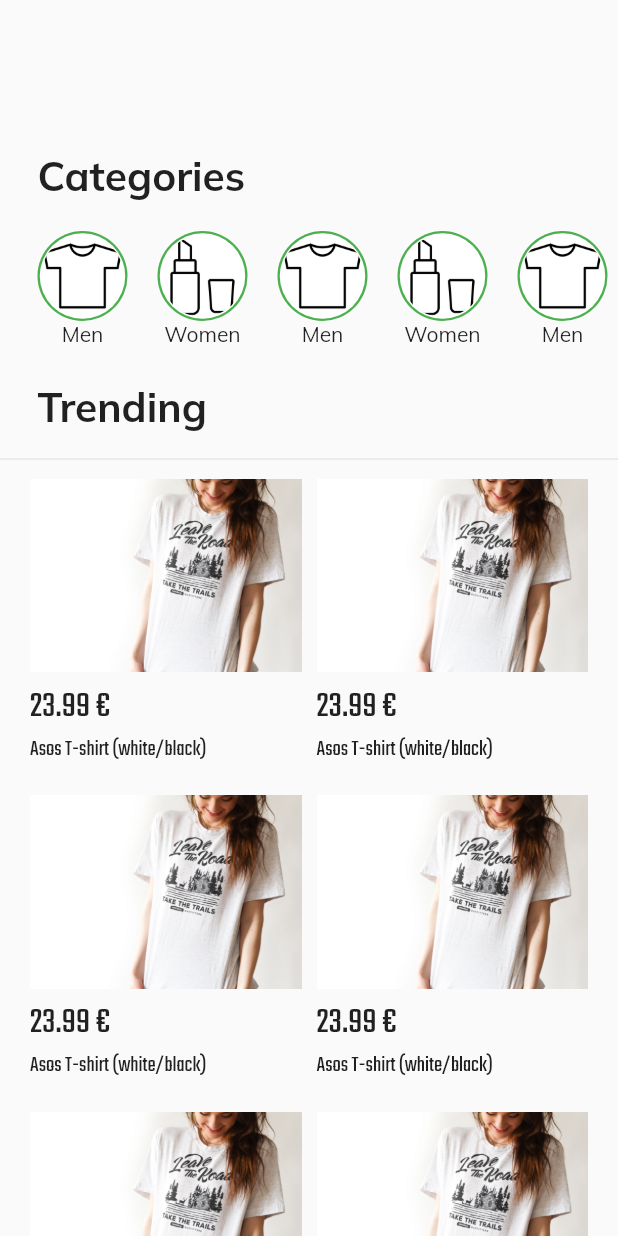
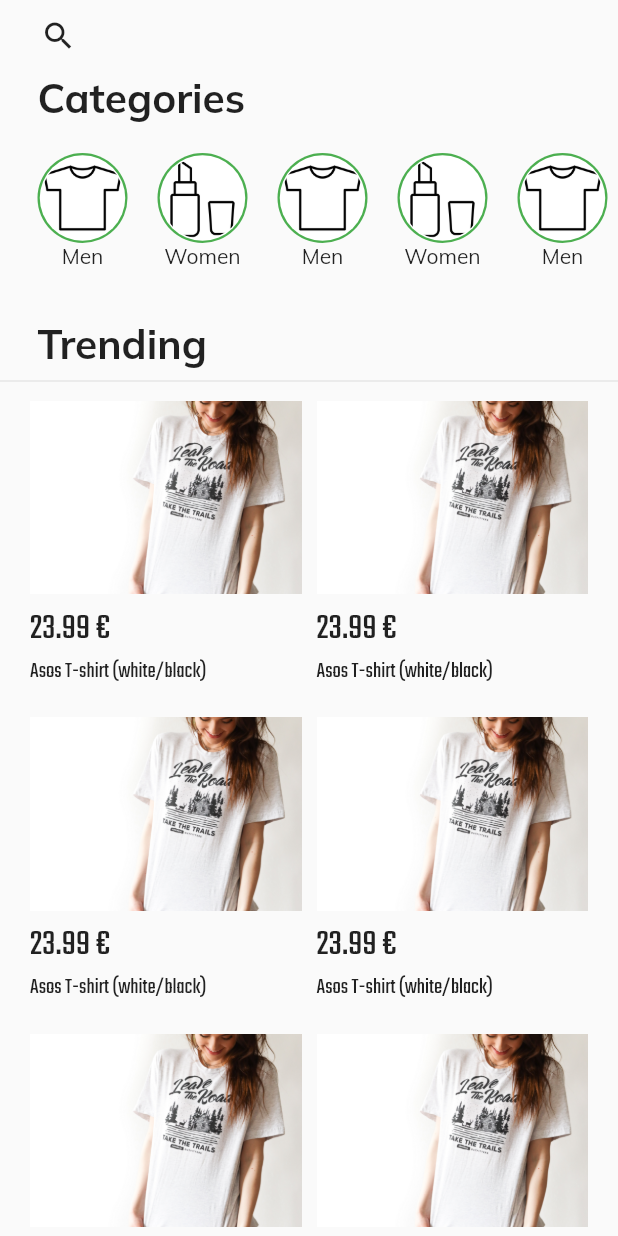
Before and after one commit to DanielLokk/e-commerce_app, a Flutter app: the screen it shows after launch, on a phone screen of 412 x 824 dp. Run offline on Flutter 3.47's test engine with Material 2 defaults, Android fonts, the phone set to English and light mode, and no system bars; our stand-ins replace google_fonts.

```diff
--- a/lib/main.dart
+++ b/lib/main.dart
@@ -1,4 +1,4 @@
-import 'package:ecommerceapp/pages/category_page.dart';
+import 'package:ecommerceapp/pages/categoryPage.dart';
 import 'package:ecommerceapp/pages/home.dart';
 import 'package:flutter/material.dart';
 import 'package:google_fonts/google_fonts.dart';
--- a/lib/pages/category_page.dart
+++ b/lib/pages/categoryPage.dart
@@ -1,3 +1,4 @@
+import 'package:ecommerceapp/models/category.dart';
 import 'package:flutter/material.dart';
 
 class CategoryPage extends StatefulWidget {
@@ -8,9 +9,11 @@ class CategoryPage extends StatefulWidget {
 class _CategoryPageState extends State<CategoryPage> {
   @override
   Widget build(BuildContext context) {
+    final Category category = ModalRoute.of(context).settings.arguments;
+
     return Scaffold(
       appBar: AppBar(
-        title: Text("Second Route"),
+        title: Text(category.name),
       ),
       body: Center(
         child: RaisedButton(
--- a/lib/pages/home.dart
+++ b/lib/pages/home.dart
@@ -1,5 +1,6 @@
 import 'package:ecommerceapp/models/category.dart';
 import 'package:ecommerceapp/pages/feed.dart';
+import 'package:ecommerceapp/pages/searchbar.dart';
 import 'package:flutter/material.dart';
 import 'package:ecommerceapp/models/global.dart';
 import 'package:google_fonts/google_fonts.dart';
@@ -23,32 +24,14 @@ class _HomeState extends State<Home> {
             children: <Widget>[
               Column(
                 children: [
-                  Padding(padding: EdgeInsets.symmetric(vertical: 50)),
-                  Row(
-                    children: [
-                      Padding(padding: EdgeInsets.only(left: 25)),
-                      Text(
-                        "Categories",
-                        style: GoogleFonts.muli(
-                            fontWeight: FontWeight.bold, fontSize: 27),
-                      ),
-                    ],
-                  ),
+                  SearchBar(),
+                  header("Categories"),
                   Container(
                     height: 120,
                     child: getCategories(),
                   ),
-                  Row(
-                    children: [
-                      Padding(padding: EdgeInsets.symmetric(horizontal: 12.5)),
-                      Text(
-                        "Trending",
-                        style: GoogleFonts.muli(
-                            fontWeight: FontWeight.bold, fontSize: 27),
-                      ),
-                    ],
-                  ),
                   Padding(padding: EdgeInsets.symmetric(vertical: 5)),
+                  header("Trending"),
                   Divider(),
                   FeedState().createFeed(context, listPosts),
                 ],
@@ -57,6 +40,18 @@ class _HomeState extends State<Home> {
           ),
         ),
       ),
+    );
+  }
+
+  Widget header(String str) {
+    return Row(
+      children: [
+        Padding(padding: EdgeInsets.symmetric(horizontal: 12.5)),
+        Text(
+          str,
+          style: GoogleFonts.muli(fontWeight: FontWeight.bold, fontSize: 27),
+        ),
+      ],
     );
   }
 
@@ -116,7 +111,11 @@ class _HomeState extends State<Home> {
                   elevation: 0,
                   backgroundColor: Colors.transparent,
                   onPressed: () {
-                    Navigator.pushNamed(context, '/categoryPage');
+                    Navigator.pushNamed(
+                      context,
+                      '/categoryPage',
+                      arguments: category,
+                    );
                   },
                 ),
               ],
--- a/lib/pages/searchbar.dart
+++ b/lib/pages/searchbar.dart
@@ -1,43 +1,19 @@
-import 'package:ecommerceapp/themes/theme1.dart';
-import 'package:flappy_search_bar/flappy_search_bar.dart';
-import 'package:flappy_search_bar/search_bar_style.dart';
 import 'package:flutter/material.dart';
 
-Widget searchBar() {
-  return SafeArea(
-    child: Padding(
-      padding: const EdgeInsets.symmetric(horizontal: 20),
-      child: SearchBar<Post>(
-        searchBarStyle: SearchBarStyle(
-          backgroundColor: Theme1.gray,
-          padding: EdgeInsets.only(top: 0.75, left: 20),
-          borderRadius: BorderRadius.circular(100),
-        ),
-        onSearch: search,
-        onItemFound: (Post post, int index) {
-          return ListTile(
-            title: Text(post.title),
-            subtitle: Text(post.description),
-          );
-        },
+class SearchBar extends StatelessWidget {
+  @override
+  Widget build(BuildContext context) {
+    return Container(
+      padding: EdgeInsets.only(left: 15),
+      child: Row(
+        mainAxisAlignment: MainAxisAlignment.start,
+        children: [
+          IconButton(
+            icon: Icon(Icons.search),
+            onPressed: () {},
+          ),
+        ],
       ),
-    ),
-  );
+    );
+  }
 }
-
-class Post {
-  final String title;
-  final String description;
-
-  Post(this.title, this.description);
-}
-
-Future<List<Post>> search(String search) async {
-  await Future.delayed(Duration(seconds: 2));
-  return List.generate(search.length, (int index) {
-    return Post(
-      "Title : $search $index",
-      "Description :$search $index",
-    );
-  });
-}
```
